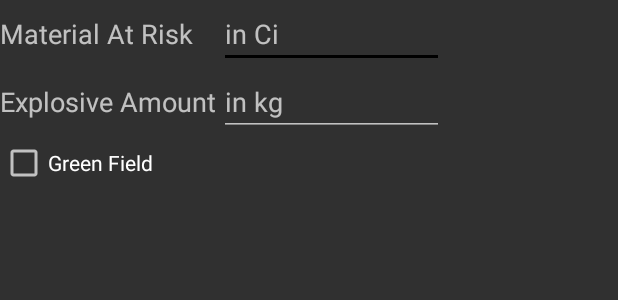
After one commit to Shaniell/hotspotHealthCode, an Android app: the layout general_explosion_step_view.xml on its own in the app's theme, with its tools: preview values and no code run, on a phone screen of 412 x 824 dp. The commit adds this screen. Shown: the top 300 px of the screen. Run offline under Robolectric (Android 15) with nearby library versions, the phone set to English and light mode, and no system bars.

Commit message:
* Added explosion step * added explosion stepper * added explosion atmosphiric concentration

```diff
--- a/HotSpotHealthCode/app/src/main/java/hotspothealthcode/BL/AtmosphericConcentration/ExplosionAtmosphericConcentration.java
+++ b/HotSpotHealthCode/app/src/main/java/hotspothealthcode/BL/AtmosphericConcentration/ExplosionAtmosphericConcentration.java
@@ -10,6 +10,8 @@ public class ExplosionAtmosphericConcentration extends AtmosphericConcentration
 
     //region Data Members
 
+    private static double POUNDS = 2.20462262185;
+
     private double explosiveAmount;
     private boolean isGreenField;
 
@@ -18,7 +20,7 @@ public class ExplosionAtmosphericConcentration extends AtmosphericConcentration
     //region setters
 
     public void setExplosiveAmount(double explosiveAmount) {
-        this.explosiveAmount = explosiveAmount;
+        this.explosiveAmount = explosiveAmount * ExplosionAtmosphericConcentration.POUNDS;
     }
 
     public void setIsGreenField(boolean isGreenField) {
--- /dev/null
+++ b/HotSpotHealthCode/app/src/main/res/layout/general_explosion_step_view.xml
@@ -0,0 +1,47 @@
+<?xml version="1.0" encoding="utf-8"?>
+<GridLayout xmlns:android="http://schemas.android.com/apk/res/android"
+    android:layout_width="match_parent" android:layout_height="match_parent">
+    <TextView android:text="@string/MaterialAtRisk"
+        android:id="@+id/tvMaterialAtRisk"
+        android:textAppearance="?android:attr/textAppearanceMedium"
+        android:layout_marginRight="2dp"
+        android:layout_row="0"
+        android:layout_column="0"/>
+
+    <EditText
+        android:id="@+id/etMaterialAtRisk"
+        android:layout_height="wrap_content"
+        android:layout_width="150dp"
+        android:layout_row="0"
+        android:layout_column="1"
+        android:inputType="numberDecimal"
+        android:hint="in Ci" />
+
+
+    <TextView
+        android:text="Explosive Amount"
+        android:id="@+id/tvExplosiveAmount"
+        android:textAppearance="?android:attr/textAppearanceMedium"
+        android:layout_marginRight="2dp"
+        android:layout_row="1"
+        android:layout_column="0"/>
+
+    <EditText
+        android:id="@+id/etExplosiveAmount"
+        android:layout_height="wrap_content"
+        android:layout_width="150dp"
+        android:layout_row="1"
+        android:layout_column="1"
+        android:inputType="numberDecimal"
+        android:hint="in kg"/>
+
+    <CheckBox
+        android:id="@+id/cbIsGreenField"
+        android:text="Green Field"
+        android:layout_marginTop="2dp"
+        android:layout_marginBottom="2dp"
+        android:layout_row="2"
+        android:layout_column="0"
+        android:checked="false"/>
+
+</GridLayout>
--- a/HotSpotHealthCode/app/src/main/res/values/strings.xml
+++ b/HotSpotHealthCode/app/src/main/res/values/strings.xml
@@ -10,7 +10,7 @@
     <string name="title_activity_general_plume">GeneralPlumeActivity</string>
     <string name="section_format">Hello World from section: %1$d</string>
     <string name="Radionuclide">Radionuclide</string>
-    <string name="MaterialAtRisk">Material At Risk (MAR)</string>
+    <string name="MaterialAtRisk">Material At Risk</string>
     <string name="DamageRatio">Damage Ratio (DR)</string>
     <string name="LeakpathFactor">Leakpath Factor</string>
     <string name="EffectiveReleaseHeight">Effective Release Height</string>
```
Also changed, not shown: HotSpotHealthCode/app/src/main/java/com/hotspothealthcode/hotspothealthcode/Components/Steps/ExplosionStepView.java (added, +68 -0 lines), HotSpotHealthCode/app/src/main/java/com/hotspothealthcode/hotspothealthcode/ExplosionStepperActivity.java (added, +98 -0 lines).
